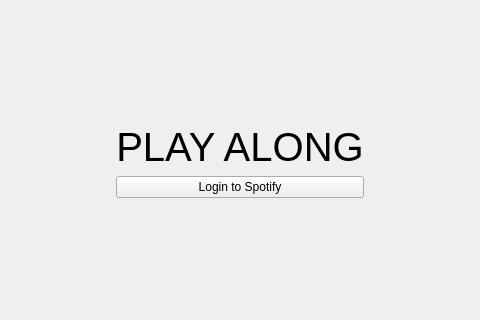
WelRow/playlistApp, file qt_widgets/LoginWindowV1.ui: the form before one commit; both pictures show x 174 to 654 and y 106 to 426 of the 828 by 533 pixel window.
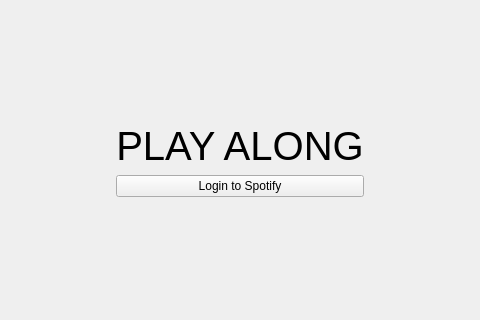
The form after the commit. The open tabs and pages were chosen to show the change. Icons and pictures are not drawn.

Commit message:
fix minor layout problem with menuFrame and applied icons to buttons.
also cleaned up page1

Diff of the .ui file:
```diff
--- a/qt_widgets/LoginWindowV1.ui
+++ b/qt_widgets/LoginWindowV1.ui
@@ -29,8 +29,8 @@
    <string notr="true"/>
   </property>
   <widget class="QWidget" name="centralwidget">
-   <layout class="QHBoxLayout" name="horizontalLayout">
-    <item>
+   <layout class="QGridLayout" name="gridLayout">
+    <item row="0" column="0">
      <widget class="QStackedWidget" name="stackedWidget">
       <property name="styleSheet">
        <string notr="true"/>
@@ -39,66 +39,11 @@
        <number>1</number>
       </property>
       <widget class="QWidget" name="page">
-       <layout class="QGridLayout" name="gridLayout_2">
-        <property name="leftMargin">
-         <number>0</number>
-        </property>
-        <property name="topMargin">
-         <number>0</number>
-        </property>
-        <property name="rightMargin">
-         <number>0</number>
-        </property>
-        <property name="bottomMargin">
-         <number>0</number>
-        </property>
-        <item row="3" column="1">
-         <spacer name="verticalSpacer">
-          <property name="orientation">
-           <enum>Qt::Orientation::Vertical</enum>
-          </property>
-          <property name="sizeHint" stdset="0">
-           <size>
-            <width>20</width>
-            <height>40</height>
-           </size>
-          </property>
-         </spacer>
-        </item>
-        <item row="1" column="0">
-         <spacer name="horizontalSpacer">
-          <property name="orientation">
-           <enum>Qt::Orientation::Horizontal</enum>
-          </property>
-          <property name="sizeHint" stdset="0">
-           <size>
-            <width>40</width>
-            <height>20</height>
-           </size>
-          </property>
-         </spacer>
-        </item>
-        <item row="0" column="1">
-         <spacer name="verticalSpacer_2">
-          <property name="orientation">
-           <enum>Qt::Orientation::Vertical</enum>
-          </property>
-          <property name="sizeHint" stdset="0">
-           <size>
-            <width>20</width>
-            <height>40</height>
-           </size>
-          </property>
-         </spacer>
-        </item>
-        <item row="2" column="1">
-         <widget class="QPushButton" name="pushButton">
-          <property name="text">
-           <string>Login to Spotify</string>
-          </property>
-         </widget>
-        </item>
-        <item row="1" column="1">
+       <layout class="QVBoxLayout" name="verticalLayout_8">
+        <item alignment="Qt::AlignmentFlag::AlignHCenter|Qt::AlignmentFlag::AlignVCenter">
+         <widget class="QWidget" name="widget_5" native="true">
+          <layout class="QVBoxLayout" name="verticalLayout_9">
+           <item>
          <widget class="QLabel" name="label">
           <property name="font">
            <font>
@@ -116,18 +61,15 @@
           </property>
          </widget>
         </item>
-        <item row="1" column="2">
-         <spacer name="horizontalSpacer_2">
-          <property name="orientation">
-           <enum>Qt::Orientation::Horizontal</enum>
-          </property>
-          <property name="sizeHint" stdset="0">
-           <size>
-            <width>40</width>
-            <height>20</height>
-           </size>
-          </property>
-         </spacer>
+           <item>
+            <widget class="QPushButton" name="pushButton">
+             <property name="text">
+              <string>Login to Spotify</string>
+             </property>
+            </widget>
+           </item>
+          </layout>
+         </widget>
         </item>
        </layout>
       </widget>
```
Left out of the diff: 38 changed lines with no effect on the pictures. Lines whose indentation alone changed are shown as unchanged.
